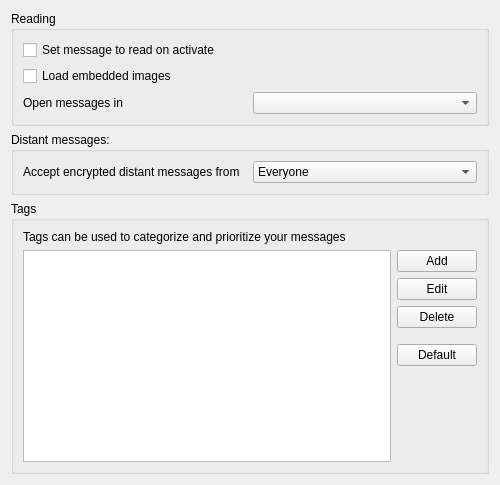
Old version of the form retroshare-gui/src/gui/settings/MessagePage.ui in the repository RetroShare/RetroShare.
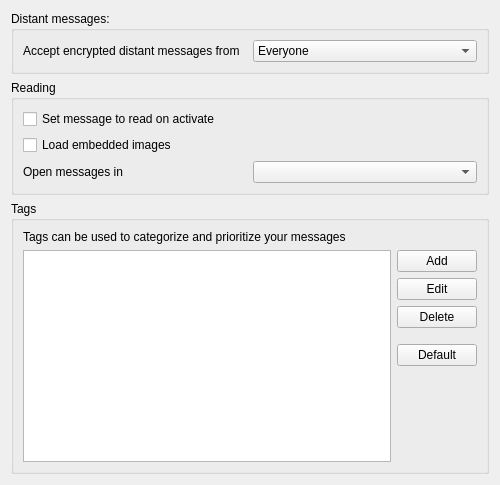
New version of the form.

Commit message: reduced the default width & height reorder in MessagePage, move Distant Message box to the top.

Diff of the .ui file:
```diff
--- a/retroshare-gui/src/gui/settings/MessagePage.ui
+++ b/retroshare-gui/src/gui/settings/MessagePage.ui
@@ -17,6 +17,41 @@
    </sizepolicy>
   </property>
   <layout class="QVBoxLayout" name="verticalLayout">
+   <item>
+    <widget class="QGroupBox" name="groupBox_3">
+     <property name="title">
+      <string>Distant messages:</string>
+     </property>
+     <layout class="QGridLayout" name="gridLayout_3">
+      <item row="0" column="2">
+       <widget class="QComboBox" name="comboBox">
+        <item>
+         <property name="text">
+          <string>Everyone</string>
+         </property>
+        </item>
+        <item>
+         <property name="text">
+          <string>Contacts</string>
+         </property>
+        </item>
+        <item>
+         <property name="text">
+          <string>Nobody</string>
+         </property>
+        </item>
+       </widget>
+      </item>
+      <item row="0" column="1">
+       <widget class="QLabel" name="label_2">
+        <property name="text">
+         <string>Accept encrypted distant messages from</string>
+        </property>
+       </widget>
+      </item>
+     </layout>
+    </widget>
+   </item>
    <item>
     <widget class="QGroupBox" name="groupBox">
      <property name="title">
@@ -54,41 +89,6 @@
      </layout>
     </widget>
    </item>
-   <item>
-    <widget class="QGroupBox" name="groupBox_3">
-     <property name="title">
-      <string>Distant messages:</string>
-     </property>
-     <layout class="QGridLayout" name="gridLayout_3">
-      <item row="0" column="2">
-       <widget class="QComboBox" name="comboBox">
-        <item>
-         <property name="text">
-          <string>Everyone</string>
-         </property>
-        </item>
-        <item>
-         <property name="text">
-          <string>Contacts</string>
-         </property>
-        </item>
-        <item>
-         <property name="text">
-          <string>Nobody</string>
-         </property>
-        </item>
-       </widget>
-      </item>
-      <item row="0" column="1">
-       <widget class="QLabel" name="label_2">
-        <property name="text">
-         <string>Accept encrypted distant messages from</string>
-        </property>
-       </widget>
-      </item>
-     </layout>
-    </widget>
-   </item>
    <item>
     <widget class="QGroupBox" name="groupBox_2">
      <property name="title">
```
The commit also changes 2 other files.
